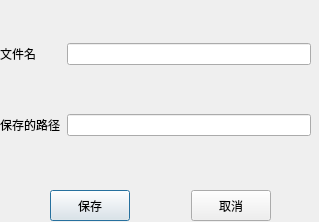
Above: FileBackup/ui/FileBackupWid.ui from 3548848289/SmartDesk before the change. Below: the same form after it.
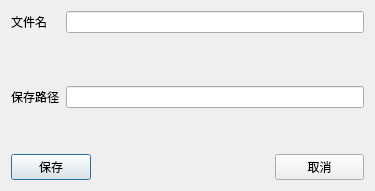
That is the form after the change. Icons and pictures are not drawn.

Commit message: 优化文件备份功能

```diff
--- a/FileBackup/ui/FileBackupWid.ui
+++ b/FileBackup/ui/FileBackupWid.ui
@@ -6,8 +6,8 @@
    <rect>
     <x>0</x>
     <y>0</y>
-    <width>319</width>
-    <height>222</height>
+    <width>375</width>
+    <height>191</height>
    </rect>
   </property>
   <property name="windowTitle">
@@ -16,56 +16,13 @@
   <property name="windowIcon">
    <iconset theme="QIcon::ThemeIcon::EditCopy"/>
   </property>
-  <widget class="QWidget" name="gridLayoutWidget">
-   <property name="geometry">
-    <rect>
-     <x>0</x>
-     <y>0</y>
-     <width>311</width>
-     <height>181</height>
-    </rect>
-   </property>
-   <layout class="QGridLayout" name="gridLayout">
-    <item row="0" column="0">
-     <widget class="QLabel" name="label_name">
-      <property name="text">
-       <string>文件名</string>
-      </property>
-     </widget>
-    </item>
-    <item row="1" column="0">
-     <widget class="QLabel" name="label_path">
-      <property name="text">
-       <string>保存的路径</string>
-      </property>
-     </widget>
-    </item>
-    <item row="0" column="1">
-     <widget class="QLineEdit" name="edit_name">
-      <property name="text">
-       <string/>
-      </property>
-     </widget>
-    </item>
-    <item row="1" column="1">
-     <widget class="QLineEdit" name="edit_path"/>
-    </item>
-   </layout>
-  </widget>
-  <widget class="QWidget" name="horizontalLayoutWidget">
-   <property name="geometry">
-    <rect>
-     <x>50</x>
-     <y>190</y>
-     <width>221</width>
-     <height>31</height>
-    </rect>
-   </property>
+  <layout class="QGridLayout" name="gridLayout_2" rowstretch="4,0,0">
+   <item row="2" column="0">
    <layout class="QHBoxLayout" name="horizontalLayout" stretch="0,2,1">
     <item>
      <widget class="QPushButton" name="save">
       <property name="sizePolicy">
-       <sizepolicy hsizetype="Expanding" vsizetype="Preferred">
+        <sizepolicy hsizetype="Preferred" vsizetype="Preferred">
         <horstretch>0</horstretch>
         <verstretch>0</verstretch>
        </sizepolicy>
@@ -102,7 +59,78 @@
      </widget>
     </item>
    </layout>
-  </widget>
+   </item>
+   <item row="0" column="0">
+    <layout class="QGridLayout" name="gridLayout" rowstretch="1,3,1">
+     <item row="2" column="1">
+      <widget class="QLineEdit" name="edit_path">
+       <property name="sizePolicy">
+        <sizepolicy hsizetype="Expanding" vsizetype="Preferred">
+         <horstretch>0</horstretch>
+         <verstretch>0</verstretch>
+        </sizepolicy>
+       </property>
+      </widget>
+     </item>
+     <item row="0" column="1">
+      <widget class="QLineEdit" name="edit_name">
+       <property name="sizePolicy">
+        <sizepolicy hsizetype="Expanding" vsizetype="Preferred">
+         <horstretch>0</horstretch>
+         <verstretch>0</verstretch>
+        </sizepolicy>
+       </property>
+       <property name="text">
+        <string/>
+       </property>
+      </widget>
+     </item>
+     <item row="2" column="0">
+      <widget class="QLabel" name="label_path">
+       <property name="text">
+        <string>保存路径</string>
+       </property>
+      </widget>
+     </item>
+     <item row="0" column="0">
+      <widget class="QLabel" name="label_name">
+       <property name="text">
+        <string>文件名</string>
+       </property>
+      </widget>
+     </item>
+     <item row="1" column="1">
+      <spacer name="verticalSpacer">
+       <property name="orientation">
+        <enum>Qt::Orientation::Vertical</enum>
+       </property>
+       <property name="sizeType">
+        <enum>QSizePolicy::Policy::Preferred</enum>
+       </property>
+       <property name="sizeHint" stdset="0">
+        <size>
+         <width>20</width>
+         <height>40</height>
+        </size>
+       </property>
+      </spacer>
+     </item>
+    </layout>
+   </item>
+   <item row="1" column="0">
+    <spacer name="verticalSpacer_2">
+     <property name="orientation">
+      <enum>Qt::Orientation::Vertical</enum>
+     </property>
+     <property name="sizeHint" stdset="0">
+      <size>
+       <width>20</width>
+       <height>40</height>
+      </size>
+     </property>
+    </spacer>
+   </item>
+  </layout>
  </widget>
  <resources/>
  <connections/>
```
Lines whose indentation alone changed are shown as unchanged. The commit also changes 50 other files.
